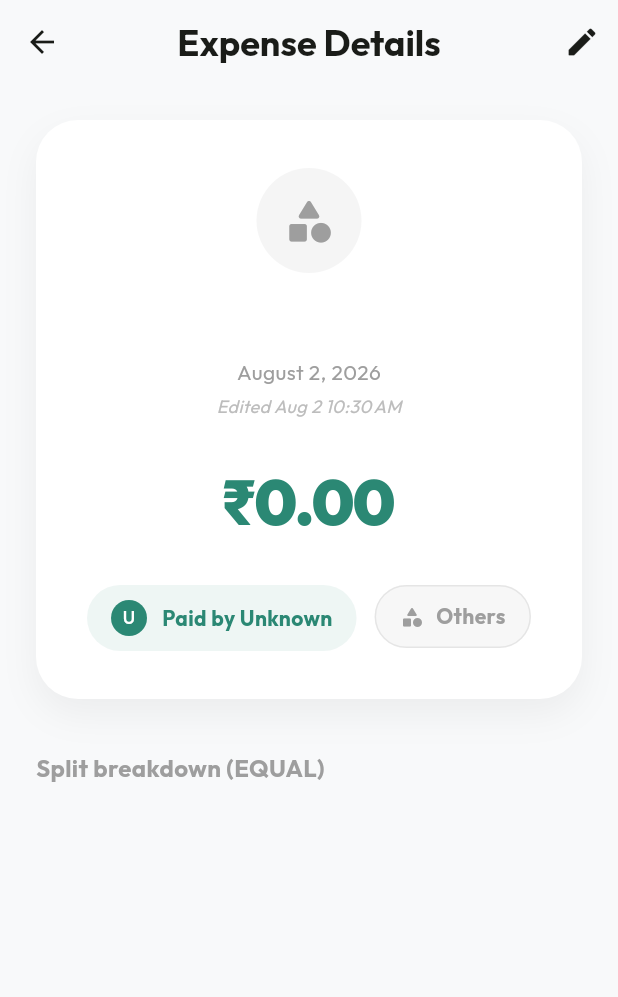
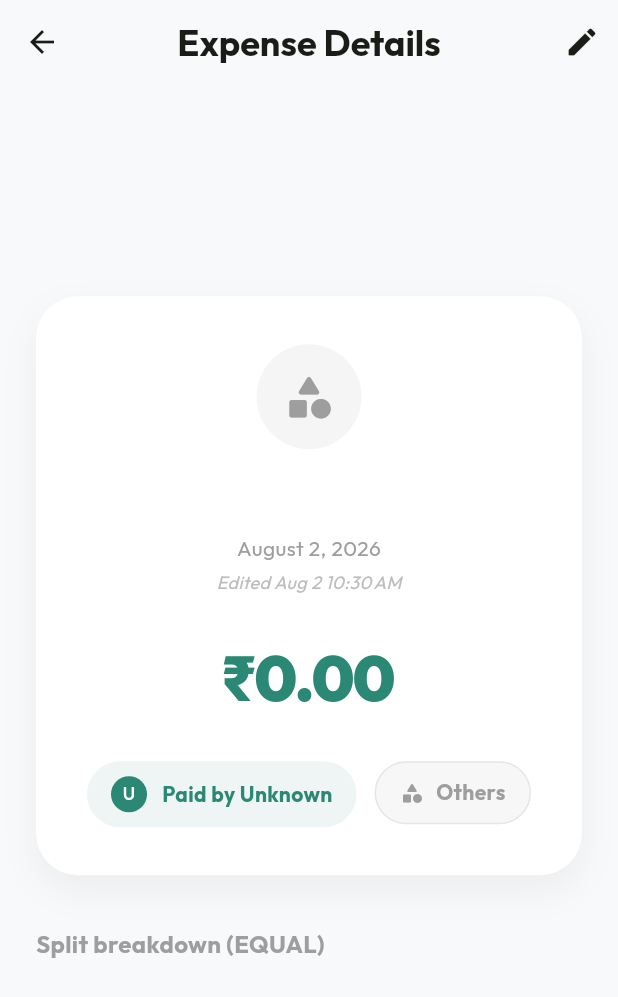
Before and after one commit to ANKITDANDOTIYA/split_x, a Flutter app: the ExpenseDetailScreen screen opened directly with empty values, on a phone screen of 412 x 824 dp. Shown: the top 997 px of the screen. Run offline on Flutter 3.47's test engine with Material 3 defaults, Android fonts, the phone set to English and light mode, and no system bars; our stand-ins replace cloud_firestore, email_validator, firebase_auth, firebase_core, firebase_messaging, fl_chart and 6 more; accounts and stored records are empty.

Commit message:
UI/UX refinements

```diff
--- a/lib/main.dart
+++ b/lib/main.dart
@@ -1,10 +1,7 @@
-
 import 'package:flutter/material.dart';
-import 'package:hive/hive.dart';
 import 'package:provider/provider.dart';
 import 'package:firebase_core/firebase_core.dart';
 import 'package:firebase_auth/firebase_auth.dart';
-import 'models/expense.dart';
 import 'services/group_service.dart';
 import 'services/auth_service.dart';
 import 'storage/storage_service.dart';
--- a/lib/screens/expense_detail_screen.dart
+++ b/lib/screens/expense_detail_screen.dart
@@ -67,8 +67,12 @@ class ExpenseDetailScreen extends StatelessWidget {
           ),
         ],
       ),
-      body: SingleChildScrollView(
+      body: Center(
+        child: SingleChildScrollView(
+          physics: const BouncingScrollPhysics(),
           padding: const EdgeInsets.only(top: 24, left: 24, right: 24, bottom: 50),
+          child: ConstrainedBox(
+            constraints: const BoxConstraints(maxWidth: 600),
             child: Column(
               children: [
                 Container(
@@ -79,7 +83,7 @@ class ExpenseDetailScreen extends StatelessWidget {
                     borderRadius: BorderRadius.circular(28),
                     boxShadow: [
                       BoxShadow(
-                    color: Colors.black.withOpacity(0.05),
+                        color: Colors.black.withValues(alpha: 0.05),
                         blurRadius: 20,
                         offset: const Offset(0, 10),
                       ),
@@ -89,7 +93,7 @@ class ExpenseDetailScreen extends StatelessWidget {
                     children: [
                       CircleAvatar(
                         radius: 35,
-                    backgroundColor: catColor.withOpacity(0.1),
+                        backgroundColor: catColor.withValues(alpha: 0.1),
                         child: Icon(catIcon, size: 35, color: catColor),
                       ),
                       const SizedBox(height: 20),
@@ -129,7 +133,7 @@ class ExpenseDetailScreen extends StatelessWidget {
                           Container(
                             padding: const EdgeInsets.symmetric(horizontal: 16, vertical: 10),
                             decoration: BoxDecoration(
-                          color: primaryGreen.withOpacity(0.08),
+                              color: primaryGreen.withValues(alpha: 0.08),
                               borderRadius: BorderRadius.circular(50),
                             ),
                             child: Row(
@@ -154,9 +158,9 @@ class ExpenseDetailScreen extends StatelessWidget {
                           Container(
                             padding: const EdgeInsets.symmetric(horizontal: 16, vertical: 10),
                             decoration: BoxDecoration(
-                          color: catColor.withOpacity(0.08),
+                              color: catColor.withValues(alpha: 0.08),
                               borderRadius: BorderRadius.circular(50),
-                          border: Border.all(color: catColor.withOpacity(0.2)),
+                              border: Border.all(color: catColor.withValues(alpha: 0.2)),
                             ),
                             child: Row(
                               mainAxisSize: MainAxisSize.min,
@@ -179,9 +183,9 @@ class ExpenseDetailScreen extends StatelessWidget {
                           width: double.infinity,
                           padding: const EdgeInsets.all(16),
                           decoration: BoxDecoration(
-                        color: isDark ? Colors.white.withOpacity(0.05) : const Color(0xFFF5F5F5),
+                            color: isDark ? Colors.white.withValues(alpha: 0.05) : const Color(0xFFF5F5F5),
                             borderRadius: BorderRadius.circular(16),
-                        border: Border.all(color: Colors.grey.withOpacity(0.15)),
+                            border: Border.all(color: Colors.grey.withValues(alpha: 0.15)),
                           ),
                           child: Column(
                             crossAxisAlignment: CrossAxisAlignment.start,
@@ -250,7 +254,7 @@ class ExpenseDetailScreen extends StatelessWidget {
                           ListTile(
                             contentPadding: const EdgeInsets.symmetric(horizontal: 20, vertical: 10),
                             leading: CircleAvatar(
-                          backgroundColor: primaryGreen.withOpacity(0.1),
+                              backgroundColor: primaryGreen.withValues(alpha: 0.1),
                               child: Text(
                                 person.name.isNotEmpty ? person.name[0] : '?',
                                 style: TextStyle(color: primaryGreen, fontWeight: FontWeight.bold),
@@ -269,7 +273,7 @@ class ExpenseDetailScreen extends StatelessWidget {
                               style: const TextStyle(fontWeight: FontWeight.w900, fontSize: 16),
                             ),
                           ),
-                      if (!isLast) Divider(height: 1, indent: 70, color: Colors.grey.withOpacity(0.1)),
+                          if (!isLast) Divider(height: 1, indent: 70, color: Colors.grey.withValues(alpha: 0.1)),
                         ],
                       );
                     }).toList(),
@@ -278,6 +282,8 @@ class ExpenseDetailScreen extends StatelessWidget {
               ],
             ),
           ),
+        ),
+      ),
     );
   }
 }
--- a/lib/screens/verify_email_screen.dart
+++ b/lib/screens/verify_email_screen.dart
@@ -139,7 +139,7 @@ class _VerifyEmailScreenState extends State<VerifyEmailScreen> {
                       height: 80,
                       decoration: BoxDecoration(
                         color:
-                        theme.colorScheme.primary.withOpacity(0.12),
+                        theme.colorScheme.primary.withValues(alpha: 0.12),
                         shape: BoxShape.circle,
                       ),
                       child: Icon(
@@ -168,7 +168,7 @@ class _VerifyEmailScreenState extends State<VerifyEmailScreen> {
                       textAlign: TextAlign.center,
                       style: theme.textTheme.bodyMedium?.copyWith(
                         color:
-                        theme.colorScheme.onSurface.withOpacity(0.6),
+                        theme.colorScheme.onSurface.withValues(alpha: 0.6),
                       ),
                     ),
 
--- a/lib/widgets/add_participant_dialog.dart
+++ b/lib/widgets/add_participant_dialog.dart
@@ -203,7 +203,7 @@ class _AddParticipantDialogState extends State<AddParticipantDialog> {
             color: isSelected ? Colors.white : Colors.transparent,
             borderRadius: BorderRadius.circular(12),
             boxShadow: isSelected
-                ? [BoxShadow(color: Colors.black.withOpacity(0.1), blurRadius: 4)]
+                ? [BoxShadow(color: Colors.black.withValues(alpha: 0.1), blurRadius: 4)]
                 : null,
           ),
           child: Column(
@@ -334,7 +334,7 @@ class _AddParticipantDialogState extends State<AddParticipantDialog> {
 
                         return ListTile(
                           leading: CircleAvatar(
-                            backgroundColor: Theme.of(context).primaryColor.withOpacity(0.1),
+                            backgroundColor: Theme.of(context).primaryColor.withValues(alpha: 0.1),
                             child: Text(
                               contact.displayName.isNotEmpty
                                   ? contact.displayName[0].toUpperCase()
--- a/lib/widgets/dialogs/logout_dialog.dart
+++ b/lib/widgets/dialogs/logout_dialog.dart
@@ -29,7 +29,7 @@ import 'package:split_expenses/services/auth_service.dart';
              // Icon
              CircleAvatar(
                radius: 28,
-               backgroundColor: Colors.redAccent.withOpacity(0.15),
+               backgroundColor: Colors.redAccent.withValues(alpha: 0.15),
                child: const Icon(
                  Icons.logout_rounded,
                  color: Colors.redAccent,
--- a/lib/widgets/expense_tile.dart
+++ b/lib/widgets/expense_tile.dart
@@ -27,10 +27,10 @@ class ExpenseTile extends StatelessWidget {
       decoration: BoxDecoration(
         color: Theme.of(context).cardTheme.color,
         borderRadius: BorderRadius.circular(20),
-        border: Border.all(color: Colors.grey.withOpacity(0.1)),
+        border: Border.all(color: Colors.grey.withValues(alpha: 0.1)),
         boxShadow: [
           BoxShadow(
-            color: Colors.black.withOpacity(0.02),
+            color: Colors.black.withValues(alpha: 0.02),
             blurRadius: 10,
             offset: const Offset(0, 4),
           ),
@@ -73,7 +73,7 @@ class ExpenseTile extends StatelessWidget {
                 Container(
                   padding: const EdgeInsets.all(12),
                   decoration: BoxDecoration(
-                    color: catColor.withOpacity(0.1),
+                    color: catColor.withValues(alpha: 0.1),
                     borderRadius: BorderRadius.circular(12),
                   ),
                   child: Icon(
--- a/lib/widgets/settle_up_bottom_sheet.dart
+++ b/lib/widgets/settle_up_bottom_sheet.dart
@@ -155,7 +155,8 @@ class _SettleUpBottomSheetState extends State<SettleUpBottomSheet> {
     final service = Provider.of<GroupService>(context, listen: false);
     final theme = Theme.of(context);
 
-    return Padding(
+    return SingleChildScrollView(
+      physics: const BouncingScrollPhysics(),
       padding: EdgeInsets.only(
         left: 20,
         right: 20,
@@ -203,7 +204,7 @@ class _SettleUpBottomSheetState extends State<SettleUpBottomSheet> {
           Container(
             padding: const EdgeInsets.symmetric(horizontal: 16, vertical: 12),
             decoration: BoxDecoration(
-              color: theme.colorScheme.primary.withOpacity(0.06),
+              color: theme.colorScheme.primary.withValues(alpha: 0.06),
               borderRadius: BorderRadius.circular(16),
             ),
             child: TextField(
```
Also changed, not shown: lib/screens/add_expense_screen.dart (+11 -9 lines), lib/screens/group_detail_screen.dart (+9 -9 lines), lib/screens/group_list_screen.dart (+4 -4 lines), lib/theme/app_theme.dart (+10 -14 lines), lib/widgets/group_detail/expense_tab.dart (+5 -5 lines). Lines whose indentation alone changed are shown as unchanged.
